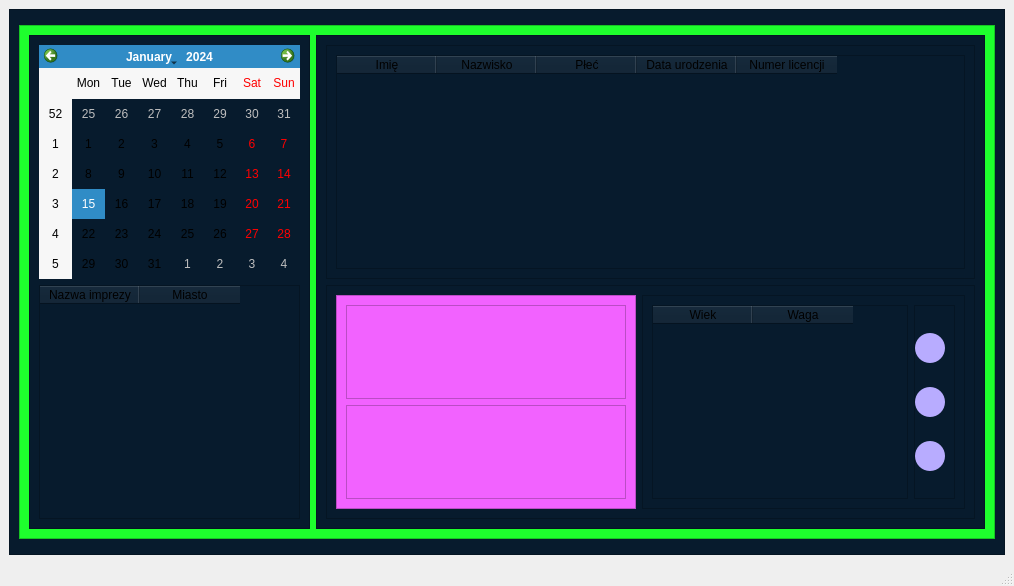
First picture: the form in Bookmarks/CompetitotorsWeight/GUI/competitiorsWeight.ui, repository sumo-slonik/sumo_match, before the edit.
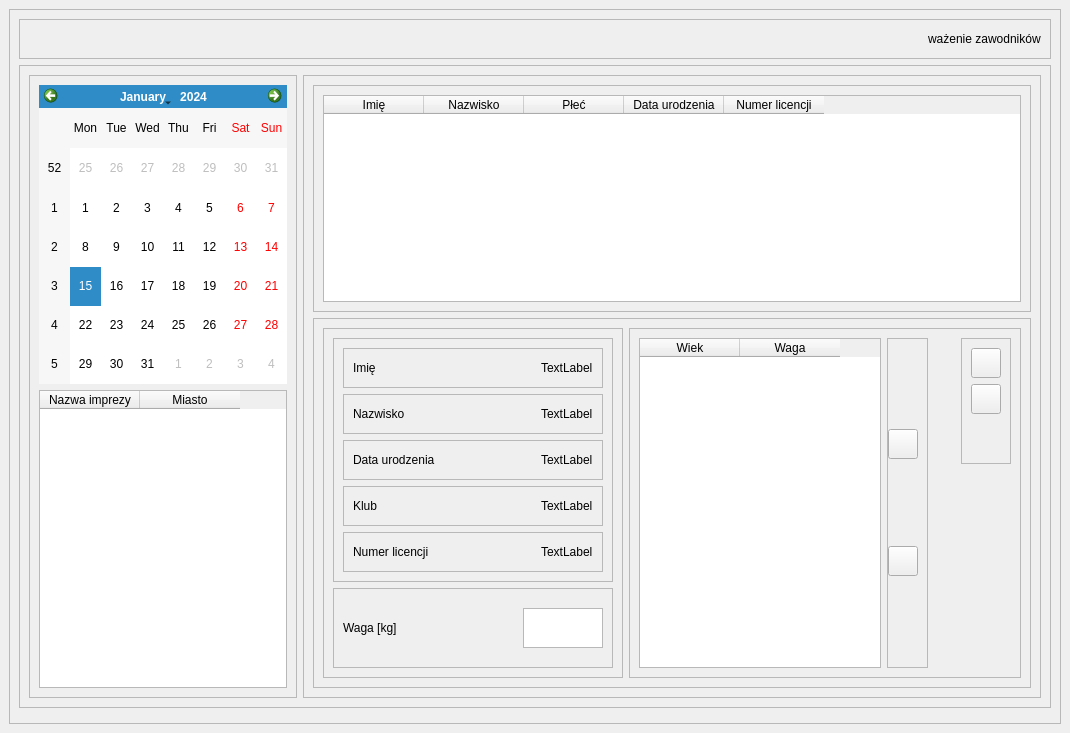
Second picture: the form after the edit. Icons and pictures are not drawn.

Commit message: Weight competitor new look.

```diff
--- a/Bookmarks/CompetitotorsWeight/GUI/competitiorsWeight.ui
+++ b/Bookmarks/CompetitotorsWeight/GUI/competitiorsWeight.ui
@@ -6,36 +6,161 @@
    <rect>
     <x>0</x>
     <y>0</y>
-    <width>1014</width>
-    <height>586</height>
+    <width>1070</width>
+    <height>733</height>
    </rect>
   </property>
+  <property name="minimumSize">
+   <size>
+    <width>1070</width>
+    <height>733</height>
+   </size>
+  </property>
   <property name="windowTitle">
    <string>MainWindow</string>
   </property>
   <property name="styleSheet">
-   <string notr="true">QFrame
+   <string notr="true"/>
+  </property>
+  <widget class="QWidget" name="centralwidget">
+   <property name="styleSheet">
+    <string notr="true">
+#MainWindow
 {
-	background-color: rgb(7, 27, 45);
+	background-color: rgb(249, 249, 249);
+	font-family: Roboto;
+	font-style: normal;
+	font-weight: normal;
+	font-size: 20px;
+	text-transform: uppercase;
+}
+QLabel
+{
+font-family: Roboto;
+font-style: normal;
+font-weight: normal;
+font-size: 20px;
+line-height: 23px;
+display: flex;
+align-items: center;
+text-align: center;
+color: #C1C1C1;
+}
+#CompetitorWeight
+{
+	background-color: rgb(255, 255, 255);
+}
 
+#CompetitorInfo
+{
+	background-color: rgb(255, 255, 255);
 }
 
+#CompetitionPanel
+{
+	
+	background-color: rgb(248, 167, 109);
+}
+#CompetitorsTable &gt; QHeaderView:section
+{
+
+	background-color: rgb(248, 167, 109);
+}
+
+#SingleCompetitorPanel
+{
+	background-color: rgb(234, 232, 232);
+}
+QTableWidget
+{	
+	
+	border-color: rgb(0, 0, 0);
+	border-style: solid;
+  	border-width: thin;
+}
+QTableCornerButton::section
+{
+	
+	background-color: rgb(0, 0, 0);
+}
+QFrame
+{
+border-radius: 10px;
+}
+
+
+
 #Main
 {
-background-color: rgb(30, 255, 45);
 }
 
 #Fotter
 {
-	background-color: rgb(203, 255, 135);
 }
 
 #Header
 {
-	background-color: rgb(255, 128, 162);
-}</string>
-  </property>
-  <widget class="QWidget" name="centralwidget">
+}
+
+QCalendarWidget QWidget{
+	background-color: rgb(248, 167, 109);
+	
+	color: rgb(255, 255, 255);
+}
+
+QCalendarWidget QTableView::item:selected{
+   border-radius:30px;
+}
+#BookMarkLabel
+{
+	text-decoration: underline;
+	font-family: Roboto;
+	font-style: normal;
+	font-weight: 500;
+	font-size: 40px;
+	line-height: 47px;
+	text-transform: uppercase;
+	color: #606060;
+font-feature-settings: 'liga' off;
+}
+
+#CompetitorInfo&gt;QFrame
+{
+	border-bottom: 1.5px solid #E5E5E5;
+}
+#CompetitorSurname,#CompetitorName,#CompetitorClub,#CompetitorBornDate,#CompetitorLicenceNo
+{
+font-family: Roboto;
+font-style: normal;
+font-weight: bold;
+font-size: 20px;
+line-height: 23px;
+display: flex;
+align-items: center;
+text-align: center;
+color: #F8A76D;
+}
+QPushButton
+{
+background: #F8A76D;
+box-shadow: 0px 4px 4px rgba(0, 0, 0, 0.25);
+border-radius:15px;
+}
+QTableView::item:focus {
+    background-color: #F8A76D;
+}
+
+QCalendarWidget QAbstractItemView
+{ 
+    selection-background-color:#F8A76D; 
+    selection-color: #FEB886;
+}
+QCalendarWidget QWidget 
+{
+  color:grey;
+}
+</string>
+   </property>
    <layout class="QHBoxLayout" name="horizontalLayout">
     <item>
      <widget class="QFrame" name="frame">
@@ -66,6 +191,28 @@
          <property name="frameShadow">
           <enum>QFrame::Raised</enum>
          </property>
+         <layout class="QHBoxLayout" name="horizontalLayout_5">
+          <item>
+           <spacer name="horizontalSpacer_7">
+            <property name="orientation">
+             <enum>Qt::Horizontal</enum>
+            </property>
+            <property name="sizeHint" stdset="0">
+             <size>
+              <width>40</width>
+              <height>20</height>
+             </size>
+            </property>
+           </spacer>
+          </item>
+          <item>
+           <widget class="QLabel" name="BookMarkLabel">
+            <property name="text">
+             <string>ważenie zawodników</string>
+            </property>
+           </widget>
+          </item>
+         </layout>
         </widget>
        </item>
        <item>
@@ -176,6 +323,9 @@
                  <height>200</height>
                 </size>
                </property>
+               <property name="styleSheet">
+                <string notr="true"/>
+               </property>
                <property name="frameShape">
                 <enum>QFrame::StyledPanel</enum>
                </property>
@@ -188,14 +338,11 @@
                   <property name="minimumSize">
                    <size>
                     <width>300</width>
-                    <height>0</height>
+                    <height>350</height>
                    </size>
                   </property>
                   <property name="styleSheet">
-                   <string notr="true">QFrame
-{
-	background-color: rgb(242, 98, 255);
-}</string>
+                   <string notr="true"/>
                   </property>
                   <property name="frameShape">
                    <enum>QFrame::StyledPanel</enum>
@@ -212,6 +359,233 @@
                      <property name="frameShadow">
                       <enum>QFrame::Raised</enum>
                      </property>
+                     <layout class="QVBoxLayout" name="verticalLayout_7">
+                      <item>
+                       <widget class="QFrame" name="CompetitorNameFrame">
+                        <property name="minimumSize">
+                         <size>
+                          <width>0</width>
+                          <height>30</height>
+                         </size>
+                        </property>
+                        <property name="frameShape">
+                         <enum>QFrame::StyledPanel</enum>
+                        </property>
+                        <property name="frameShadow">
+                         <enum>QFrame::Raised</enum>
+                        </property>
+                        <layout class="QHBoxLayout" name="horizontalLayout_6">
+                         <item>
+                          <widget class="QLabel" name="label">
+                           <property name="text">
+                            <string>Imię</string>
+                           </property>
+                          </widget>
+                         </item>
+                         <item>
+                          <spacer name="horizontalSpacer">
+                           <property name="orientation">
+                            <enum>Qt::Horizontal</enum>
+                           </property>
+                           <property name="sizeHint" stdset="0">
+                            <size>
+                             <width>40</width>
+                             <height>20</height>
+                            </size>
+                           </property>
+                          </spacer>
+                         </item>
+                         <item>
+                          <widget class="QLabel" name="CompetitorName">
+                           <property name="text">
+                            <string>TextLabel</string>
+                           </property>
+                          </widget>
+                         </item>
+                        </layout>
+                       </widget>
+                      </item>
+                      <item>
+                       <widget class="QFrame" name="CompetitorSurnameFrame">
+                        <property name="minimumSize">
+                         <size>
+                          <width>0</width>
+                          <height>30</height>
+                         </size>
+                        </property>
+                        <property name="frameShape">
+                         <enum>QFrame::StyledPanel</enum>
+                        </property>
+                        <property name="frameShadow">
+                         <enum>QFrame::Raised</enum>
+                        </property>
+                        <layout class="QHBoxLayout" name="horizontalLayout_10">
+                         <item>
+                          <widget class="QLabel" name="label_2">
+                           <property name="text">
+                            <string>Nazwisko</string>
+                           </property>
+                          </widget>
+                         </item>
+                         <item>
+                          <spacer name="horizontalSpacer_2">
+                           <property name="orientation">
+                            <enum>Qt::Horizontal</enum>
+                           </property>
+                           <property name="sizeHint" stdset="0">
+                            <size>
+                             <width>40</width>
+                             <height>20</height>
+                            </size>
+                           </property>
+                          </spacer>
+                         </item>
+                         <item>
+                          <widget class="QLabel" name="CompetitorSurname">
+                           <property name="text">
+                            <string>TextLabel</string>
+                           </property>
+                          </widget>
+                         </item>
+                        </layout>
+                       </widget>
+                      </item>
+                      <item>
+                       <widget class="QFrame" name="CompetitorBornDateFrame">
+                        <property name="minimumSize">
+                         <size>
+                          <width>0</width>
+                          <height>30</height>
+                         </size>
+                        </property>
+                        <property name="frameShape">
+                         <enum>QFrame::StyledPanel</enum>
+                        </property>
+                        <property name="frameShadow">
+                         <enum>QFrame::Raised</enum>
+                        </property>
+                        <layout class="QHBoxLayout" name="horizontalLayout_7">
+                         <item>
+                          <widget class="QLabel" name="label_3">
+                           <property name="text">
+                            <string>Data urodzenia</string>
+                           </property>
+                          </widget>
+                         </item>
+                         <item>
+                          <spacer name="horizontalSpacer_3">
+                           <property name="orientation">
+                            <enum>Qt::Horizontal</enum>
+                           </property>
+                           <property name="sizeHint" stdset="0">
+                            <size>
+                             <width>40</width>
+                             <height>20</height>
+                            </size>
+                           </property>
+                          </spacer>
+                         </item>
+                         <item>
+                          <widget class="QLabel" name="CompetitorBornDate">
+                           <property name="text">
+                            <string>TextLabel</string>
+                           </property>
+                          </widget>
+                         </item>
+                        </layout>
+                       </widget>
+                      </item>
+                      <item>
+                       <widget class="QFrame" name="CompetitorClubFrame">
+                        <property name="minimumSize">
+                         <size>
+                          <width>0</width>
+                          <height>30</height>
+                         </size>
+                        </property>
+                        <property name="frameShape">
+                         <enum>QFrame::StyledPanel</enum>
+                        </property>
+                        <property name="frameShadow">
+                         <enum>QFrame::Raised</enum>
+                        </property>
+                        <layout class="QHBoxLayout" name="horizontalLayout_8">
+                         <item>
+                          <widget class="QLabel" name="label_4">
+                           <property name="text">
+                            <string>Klub</string>
+                           </property>
+                          </widget>
+                         </item>
+                         <item>
+                          <spacer name="horizontalSpacer_4">
+                           <property name="orientation">
+                            <enum>Qt::Horizontal</enum>
+                           </property>
+                           <property name="sizeHint" stdset="0">
+                            <size>
+                             <width>40</width>
+                             <height>20</height>
+                            </size>
+                           </property>
+                          </spacer>
+                         </item>
+                         <item>
+                          <widget class="QLabel" name="CompetitorClub">
+                           <property name="text">
+                            <string>TextLabel</string>
+                           </property>
+                          </widget>
+                         </item>
+                        </layout>
+                       </widget>
+                      </item>
+                      <item>
+                       <widget class="QFrame" name="CompetitorClubFrame_2">
+                        <property name="minimumSize">
+                         <size>
+                          <width>0</width>
+                          <height>30</height>
+                         </size>
+                        </property>
+                        <property name="frameShape">
+                         <enum>QFrame::StyledPanel</enum>
+                        </property>
+                        <property name="frameShadow">
+                         <enum>QFrame::Raised</enum>
+                        </property>
+                        <layout class="QHBoxLayout" name="horizontalLayout_9">
+                         <item>
+                          <widget class="QLabel" name="label_5">
+                           <property name="text">
+                            <string>Numer licencji</string>
+                           </property>
+                          </widget>
+                         </item>
+                         <item>
+                          <spacer name="horizontalSpacer_5">
+                           <property name="orientation">
+                            <enum>Qt::Horizontal</enum>
+                           </property>
+                           <property name="sizeHint" stdset="0">
+                            <size>
+                             <width>40</width>
+                             <height>20</height>
+                            </size>
+                           </property>
+                          </spacer>
+                         </item>
+                         <item>
+                          <widget class="QLabel" name="CompetitorLicenceNo">
+                           <property name="text">
+                            <string>TextLabel</string>
+                           </property>
+                          </widget>
+                         </item>
+                        </layout>
+                       </widget>
+                      </item>
+                     </layout>
                     </widget>
                    </item>
                    <item>
@@ -222,6 +596,38 @@
                      <property name="frameShadow">
                       <enum>QFrame::Raised</enum>
                      </property>
+                     <layout class="QHBoxLayout" name="horizontalLayout_11">
+                      <item>
+                       <widget class="QLabel" name="label_6">
+                        <property name="text">
+                         <string>Waga [kg]</string>
+                        </property>
+                       </widget>
+                      </item>
+                      <item>
+                       <spacer name="horizontalSpacer_6">
+                        <property name="orientation">
+                         <enum>Qt::Horizontal</enum>
+                        </property>
+                        <property name="sizeHint" stdset="0">
+                         <size>
+                          <width>65</width>
+                          <height>20</height>
+                         </size>
+                        </property>
+                       </spacer>
+                      </item>
+                      <item>
+                       <widget class="QTextEdit" name="textEdit">
+                        <property name="maximumSize">
+                         <size>
+                          <width>80</width>
+                          <height>40</height>
+                         </size>
+                        </property>
+                       </widget>
+                      </item>
+                     </layout>
                     </widget>
                    </item>
                   </layout>
@@ -271,12 +677,7 @@
                       </size>
                      </property>
                      <property name="styleSheet">
-                      <string notr="true">QPushButton
-{
-	background-color: rgb(184, 172, 255);
- 	border-radius: 15px;
-	height:30%
-}</string>
+                      <string notr="true"/>
                      </property>
                      <property name="frameShape">
                       <enum>QFrame::StyledPanel</enum>
@@ -288,25 +689,6 @@
                       <property name="leftMargin">
                        <number>0</number>
                       </property>
-                      <item>
-                       <widget class="QPushButton" name="pushButton_4">
-                        <property name="minimumSize">
-                         <size>
-                          <width>30</width>
-                          <height>30</height>
-                         </size>
-                        </property>
-                        <property name="maximumSize">
-                         <size>
-                          <width>30</width>
-                          <height>30</height>
-                         </size>
-                        </property>
-                        <property name="text">
-                         <string/>
-                        </property>
-                       </widget>
-                      </item>
                       <item>
                        <widget class="QPushButton" name="pushButton_3">
                         <property name="minimumSize">
@@ -348,6 +730,90 @@
                      </layout>
                     </widget>
                    </item>
+                   <item>
+                    <spacer name="horizontalSpacer_8">
+                     <property name="orientation">
+                      <enum>Qt::Horizontal</enum>
+                     </property>
+                     <property name="sizeHint" stdset="0">
+                      <size>
+                       <width>40</width>
+                       <height>20</height>
+                      </size>
+                     </property>
+                    </spacer>
+                   </item>
+                   <item alignment="Qt::AlignTop">
+                    <widget class="QFrame" name="frame_3">
+                     <property name="frameShape">
+                      <enum>QFrame::StyledPanel</enum>
+                     </property>
+                     <property name="frameShadow">
+                      <enum>QFrame::Raised</enum>
+                     </property>
+                     <layout class="QVBoxLayout" name="verticalLayout_8">
+                      <item>
+                       <widget class="QPushButton" name="hideCompetitorPanelButton">
+                        <property name="minimumSize">
+                         <size>
+                          <width>30</width>
+                          <height>30</height>
+                         </size>
+                        </property>
+                        <property name="maximumSize">
+                         <size>
+                          <width>30</width>
+                          <height>30</height>
+                         </size>
+                        </property>
+                        <property name="text">
+                         <string/>
+                        </property>
+                        <property name="icon">
+                         <iconset resource="../../../Program_GUI/gui_theme.qrc">
+                          <normaloff>:/Icons/icons/cil-x-circle.png</normaloff>:/Icons/icons/cil-x-circle.png</iconset>
+                        </property>
+                       </widget>
+                      </item>
+                      <item>
+                       <widget class="QPushButton" name="hideCompetitorPanelButton_2">
+                        <property name="minimumSize">
+                         <size>
+                          <width>30</width>
+                          <height>30</height>
+                         </size>
+                        </property>
+                        <property name="maximumSize">
+                         <size>
+                          <width>30</width>
+                          <height>30</height>
+                         </size>
+                        </property>
+                        <property name="text">
+                         <string/>
+                        </property>
+                        <property name="icon">
+                         <iconset resource="../../../Program_GUI/gui_theme.qrc">
+                          <normaloff>:/Icons/icons/cil-save.png</normaloff>:/Icons/icons/cil-save.png</iconset>
+                        </property>
+                       </widget>
+                      </item>
+                      <item>
+                       <spacer name="verticalSpacer">
+                        <property name="orientation">
+                         <enum>Qt::Vertical</enum>
+                        </property>
+                        <property name="sizeHint" stdset="0">
+                         <size>
+                          <width>20</width>
+                          <height>40</height>
+                         </size>
+                        </property>
+                       </spacer>
+                      </item>
+                     </layout>
+                    </widget>
+                   </item>
                   </layout>
                  </widget>
                 </item>
@@ -381,17 +847,6 @@
     </item>
    </layout>
   </widget>
-  <widget class="QMenuBar" name="menubar">
-   <property name="geometry">
-    <rect>
-     <x>0</x>
-     <y>0</y>
-     <width>1014</width>
-     <height>26</height>
-    </rect>
-   </property>
-  </widget>
-  <widget class="QStatusBar" name="statusbar"/>
  </widget>
  <resources/>
  <connections/>
```
Left out of the diff: 22 changed lines with no effect on the pictures. The commit also changes 14 other files.
